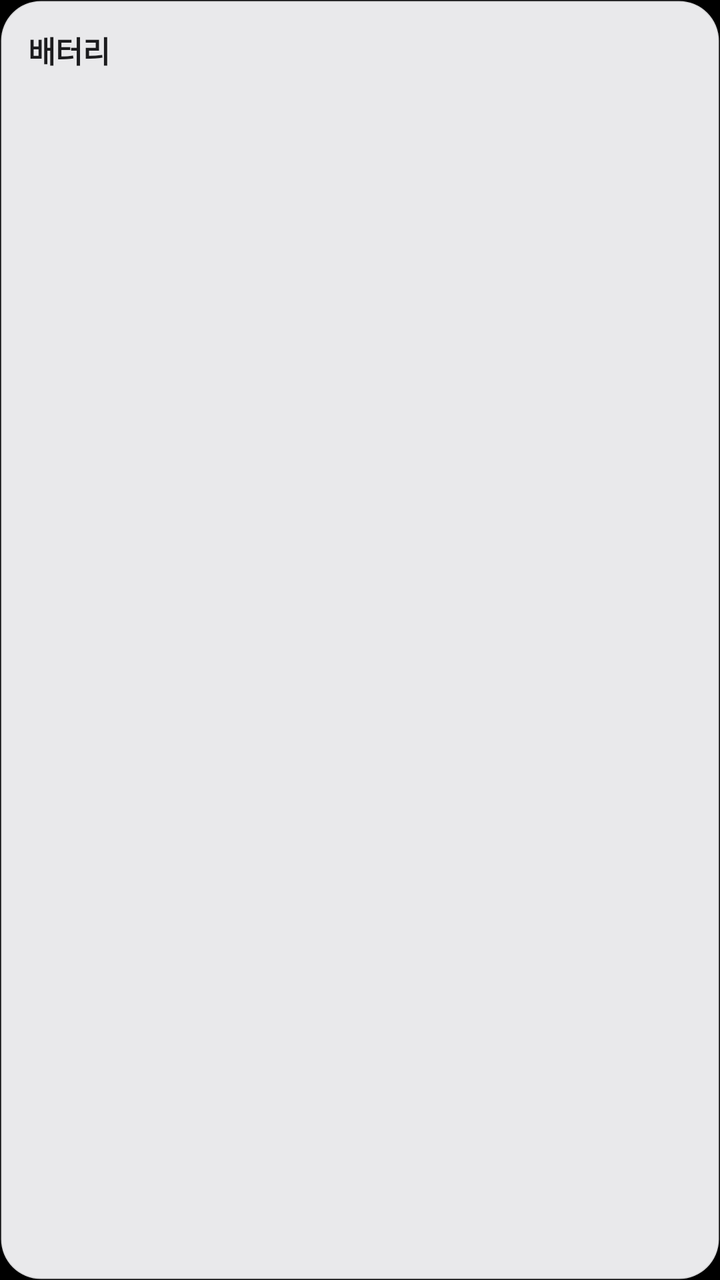
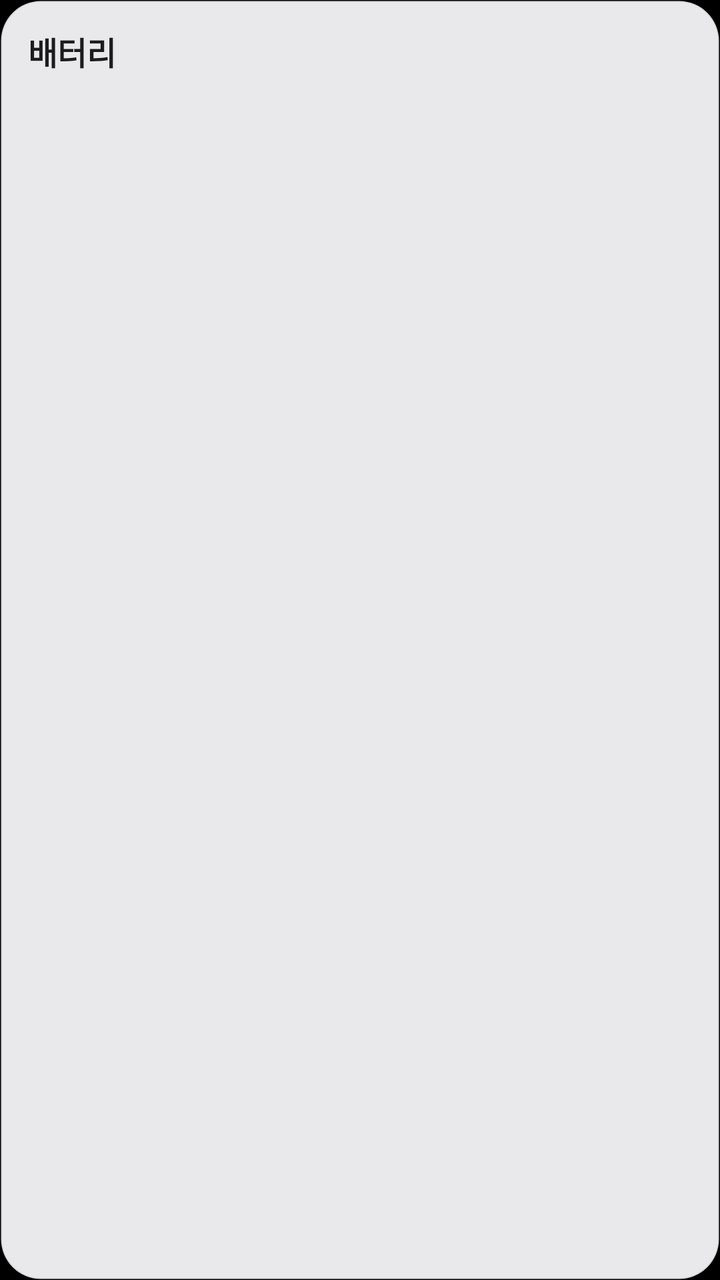

An Android layout rendered at two revisions. The XML below is the earlier revision; the diff shows what the commit changed to produce the second picture.
<!-- AndroidManifest.xml: application theme Theme.MacLauncher -->
<!-- res/layout/widget_battery_light.xml -->
<?xml version="1.0" encoding="utf-8"?>
<LinearLayout xmlns:android="http://schemas.android.com/apk/res/android"
    android:id="@+id/bat_root"
    android:layout_width="match_parent"
    android:layout_height="match_parent"
    android:background="@drawable/widget_bg_light"
    android:orientation="vertical"
    android:padding="14dp">

    <TextView
        android:layout_width="wrap_content"
        android:layout_height="wrap_content"
        android:text="@string/widget_battery_title"
        android:textColor="#1C1C1E"
        android:textSize="15sp"
        android:textStyle="bold" />

    <TextView
        android:id="@+id/bat_hint"
        android:layout_width="wrap_content"
        android:layout_height="wrap_content"
        android:text="버즈·워치도 보려면 탭해서 권한 허용"
        android:textColor="#8E8E93"
        android:textSize="11sp"
        android:visibility="gone" />

    <LinearLayout
        android:layout_width="match_parent"
        android:layout_height="0dp"
        android:layout_marginTop="8dp"
        android:layout_weight="1"
        android:orientation="horizontal">
        <LinearLayout
            android:id="@+id/bat_slot0"
            android:layout_width="0dp"
            android:layout_height="match_parent"
            android:layout_weight="1"
            android:gravity="center_horizontal"
            android:orientation="vertical">

            
            <ImageView
                android:id="@+id/bat_ring0"
                android:layout_width="match_parent"
                android:layout_height="0dp"
                android:layout_weight="1"
                android:padding="2dp"
                android:scaleType="fitCenter" />

            <TextView
                android:id="@+id/bat_level0"
                android:layout_width="wrap_content"
                android:layout_height="wrap_content"
                android:layout_marginTop="4dp"
                android:textColor="#1C1C1E"
                android:textSize="20sp"
                android:textStyle="bold" />
        </LinearLayout>
        <LinearLayout
            android:id="@+id/bat_slot1"
            android:layout_width="0dp"
            android:layout_height="match_parent"
            android:layout_weight="1"
            android:gravity="center_horizontal"
            android:orientation="vertical">

            
            <ImageView
                android:id="@+id/bat_ring1"
                android:layout_width="match_parent"
                android:layout_height="0dp"
                android:layout_weight="1"
                android:padding="2dp"
                android:scaleType="fitCenter" />

            <TextView
                android:id="@+id/bat_level1"
                android:layout_width="wrap_content"
                android:layout_height="wrap_content"
                android:layout_marginTop="4dp"
                android:textColor="#1C1C1E"
                android:textSize="20sp"
                android:textStyle="bold" />
        </LinearLayout>
        <LinearLayout
            android:id="@+id/bat_slot2"
            android:layout_width="0dp"
            android:layout_height="match_parent"
            android:layout_weight="1"
            android:gravity="center_horizontal"
            android:orientation="vertical">

            
            <ImageView
                android:id="@+id/bat_ring2"
                android:layout_width="match_parent"
                android:layout_height="0dp"
                android:layout_weight="1"
                android:padding="2dp"
                android:scaleType="fitCenter" />

            <TextView
                android:id="@+id/bat_level2"
                android:layout_width="wrap_content"
                android:layout_height="wrap_content"
                android:layout_marginTop="4dp"
                android:textColor="#1C1C1E"
                android:textSize="20sp"
                android:textStyle="bold" />
        </LinearLayout>
        <LinearLayout
            android:id="@+id/bat_slot3"
            android:layout_width="0dp"
            android:layout_height="match_parent"
            android:layout_weight="1"
            android:gravity="center_horizontal"
            android:orientation="vertical">

            
            <ImageView
                android:id="@+id/bat_ring3"
                android:layout_width="match_parent"
                android:layout_height="0dp"
                android:layout_weight="1"
                android:padding="2dp"
                android:scaleType="fitCenter" />

            <TextView
                android:id="@+id/bat_level3"
                android:layout_width="wrap_content"
                android:layout_height="wrap_content"
                android:layout_marginTop="4dp"
                android:textColor="#1C1C1E"
                android:textSize="20sp"
                android:textStyle="bold" />
        </LinearLayout>
    </LinearLayout>
</LinearLayout>
<!-- resources referenced by this layout -->
<resources>
  <!-- drawable widget_bg_light (drawable) -->
  <?xml version="1.0" encoding="utf-8"?>
  <shape xmlns:android="http://schemas.android.com/apk/res/android" android:shape="rectangle">
      <solid android:color="#F2F6F6F8" />
      <stroke android:width="1dp" android:color="#1A000000" />
      <corners android:radius="20dp" />
  </shape>
  <string name="widget_battery_title">배터리</string>
  <style name="Theme.MacLauncher" parent="android:Theme.Material.NoActionBar">
          <item name="android:windowBackground">@android:color/black</item>
          <item name="android:statusBarColor">@android:color/transparent</item>
          <item name="android:navigationBarColor">@android:color/transparent</item>
      </style>
</resources>

<!-- the commit's change to res/layout/widget_battery_light.xml (unified diff, before → after) -->
@@ -12,7 +12,7 @@
         android:layout_height="wrap_content"
         android:text="@string/widget_battery_title"
         android:textColor="#1C1C1E"
-        android:textSize="15sp"
+        android:textSize="16sp"
         android:textStyle="bold" />
 
     <TextView
@@ -53,7 +53,7 @@
                 android:layout_height="wrap_content"
                 android:layout_marginTop="4dp"
                 android:textColor="#1C1C1E"
-                android:textSize="20sp"
+                android:textSize="28sp"
                 android:textStyle="bold" />
         </LinearLayout>
         <LinearLayout
@@ -79,7 +79,7 @@
                 android:layout_height="wrap_content"
                 android:layout_marginTop="4dp"
                 android:textColor="#1C1C1E"
-                android:textSize="20sp"
+                android:textSize="28sp"
                 android:textStyle="bold" />
         </LinearLayout>
         <LinearLayout
@@ -105,7 +105,7 @@
                 android:layout_height="wrap_content"
                 android:layout_marginTop="4dp"
                 android:textColor="#1C1C1E"
-                android:textSize="20sp"
+                android:textSize="28sp"
                 android:textStyle="bold" />
         </LinearLayout>
         <LinearLayout
@@ -131,7 +131,7 @@
                 android:layout_height="wrap_content"
                 android:layout_marginTop="4dp"
                 android:textColor="#1C1C1E"
-                android:textSize="20sp"
+                android:textSize="28sp"
                 android:textStyle="bold" />
         </LinearLayout>
     </LinearLayout>
